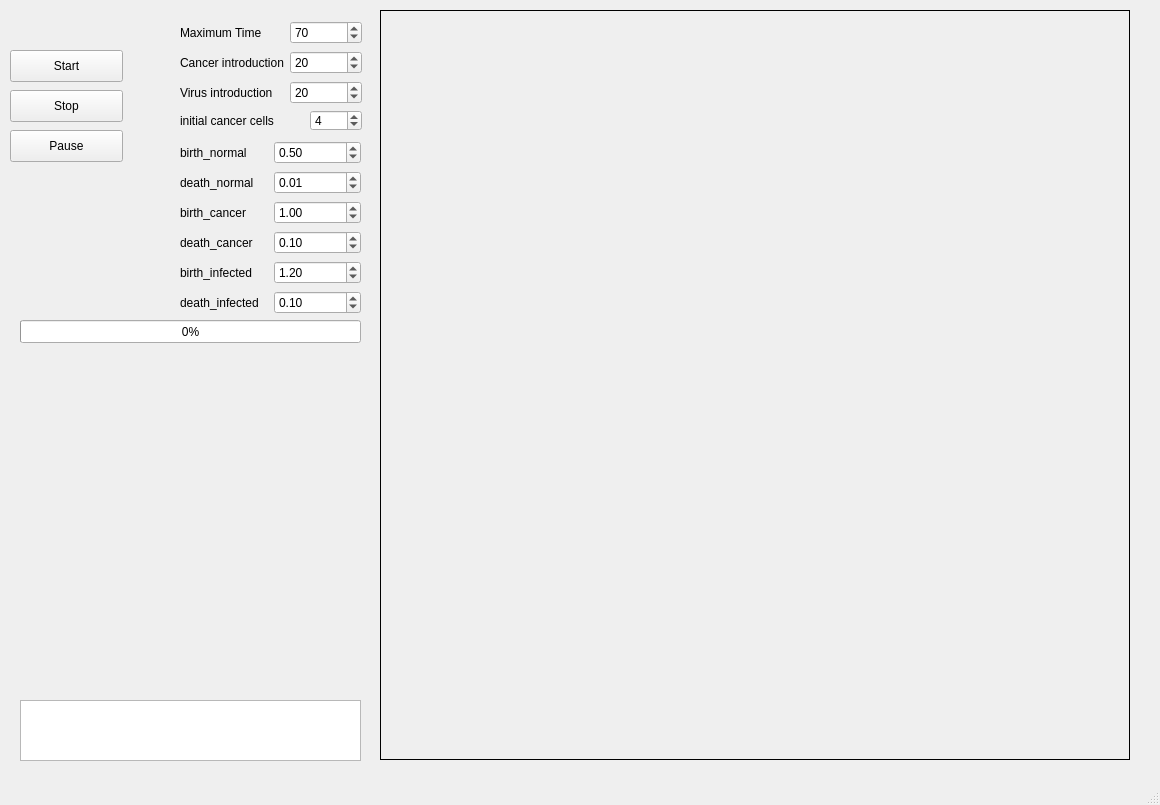
The window that mainwindow.ui (thijsjanzen/onco_viral_sim) describes before a commit, drawn with Qt 5.
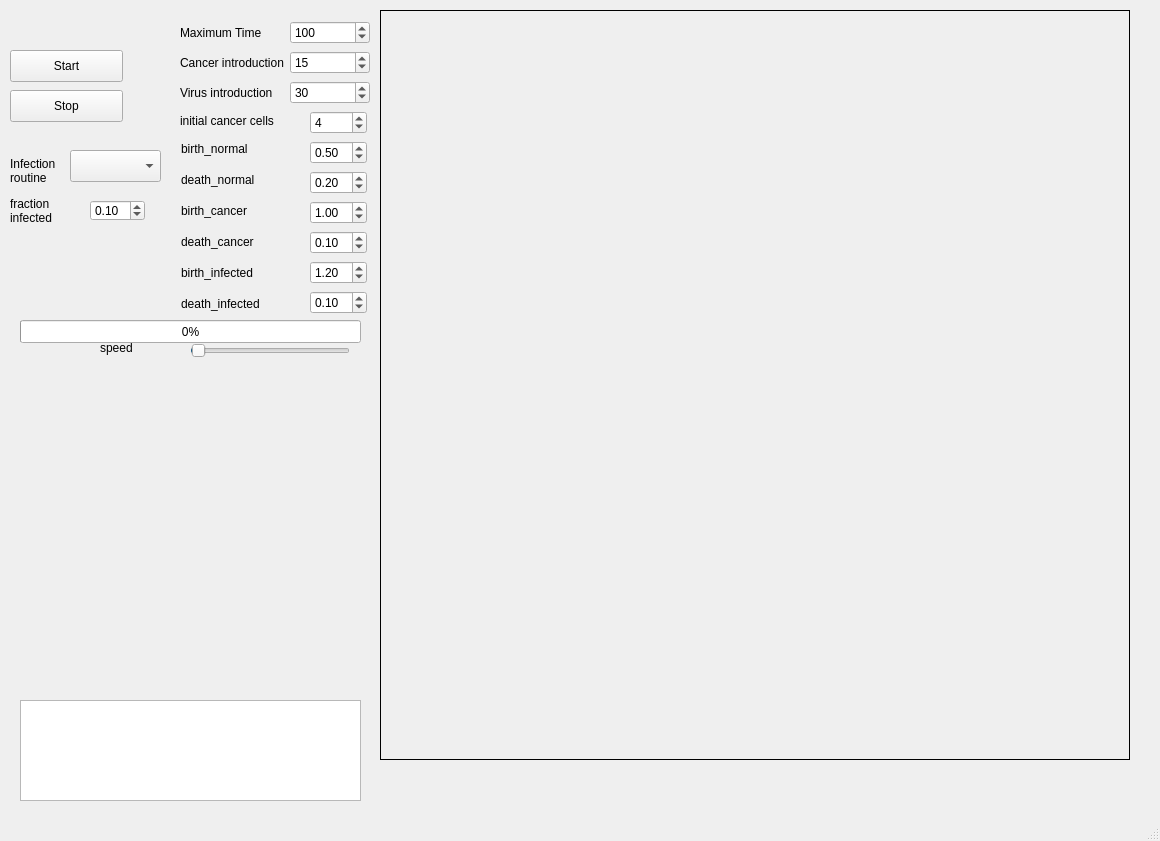
The same window after the commit. Custom widgets are drawn as their Qt base class.

The edit to the form file:
```diff
--- a/mainwindow.ui
+++ b/mainwindow.ui
@@ -7,7 +7,7 @@
     <x>0</x>
     <y>0</y>
     <width>1160</width>
-    <height>805</height>
+    <height>841</height>
    </rect>
   </property>
   <property name="minimumSize">
@@ -73,7 +73,7 @@
       <x>20</x>
       <y>700</y>
       <width>341</width>
-      <height>61</height>
+      <height>101</height>
      </rect>
     </property>
    </widget>
@@ -90,30 +90,11 @@
      <string>initial cancer cells</string>
     </property>
    </widget>
-   <widget class="QSpinBox" name="box_cancer_cells">
-    <property name="geometry">
-     <rect>
-      <x>310</x>
-      <y>110</y>
-      <width>52</width>
-      <height>21</height>
-     </rect>
-    </property>
-    <property name="minimum">
-     <number>1</number>
-    </property>
-    <property name="maximum">
-     <number>5000</number>
-    </property>
-    <property name="value">
-     <number>4</number>
-    </property>
-   </widget>
    <widget class="QCustomPlot" name="line_plot" native="true">
     <property name="geometry">
      <rect>
       <x>20</x>
-      <y>370</y>
+      <y>410</y>
       <width>341</width>
       <height>271</height>
      </rect>
@@ -145,121 +126,12 @@
      <number>0</number>
     </property>
    </widget>
-   <widget class="QPushButton" name="btn_pause">
-    <property name="geometry">
-     <rect>
-      <x>10</x>
-      <y>130</y>
-      <width>113</width>
-      <height>32</height>
-     </rect>
-    </property>
-    <property name="text">
-     <string>Pause</string>
-    </property>
-   </widget>
-   <widget class="QWidget" name="">
-    <property name="geometry">
-     <rect>
-      <x>180</x>
-      <y>140</y>
-      <width>181</width>
-      <height>178</height>
-     </rect>
-    </property>
-    <layout class="QGridLayout" name="gridLayout">
-     <item row="5" column="1">
-      <widget class="QDoubleSpinBox" name="box_death_infected">
-       <property name="value">
-        <double>0.100000000000000</double>
-       </property>
-      </widget>
-     </item>
-     <item row="3" column="0">
-      <widget class="QLabel" name="label_7">
-       <property name="text">
-        <string>death_cancer</string>
-       </property>
-      </widget>
-     </item>
-     <item row="4" column="1">
-      <widget class="QDoubleSpinBox" name="box_birth_infected">
-       <property name="value">
-        <double>1.200000000000000</double>
-       </property>
-      </widget>
-     </item>
-     <item row="1" column="0">
-      <widget class="QLabel" name="label_5">
-       <property name="text">
-        <string>death_normal</string>
-       </property>
-      </widget>
-     </item>
-     <item row="4" column="0">
-      <widget class="QLabel" name="label_8">
-       <property name="text">
-        <string>birth_infected</string>
-       </property>
-      </widget>
-     </item>
-     <item row="0" column="1">
-      <widget class="QDoubleSpinBox" name="box_birth_normal">
-       <property name="value">
-        <double>0.500000000000000</double>
-       </property>
-      </widget>
-     </item>
-     <item row="0" column="0">
-      <widget class="QLabel" name="label_4">
-       <property name="text">
-        <string>birth_normal</string>
-       </property>
-      </widget>
-     </item>
-     <item row="1" column="1">
-      <widget class="QDoubleSpinBox" name="box_death_normal">
-       <property name="value">
-        <double>0.010000000000000</double>
-       </property>
-      </widget>
-     </item>
-     <item row="3" column="1">
-      <widget class="QDoubleSpinBox" name="box_death_cancer">
-       <property name="value">
-        <double>0.100000000000000</double>
-       </property>
-      </widget>
-     </item>
-     <item row="5" column="0">
-      <widget class="QLabel" name="label_9">
-       <property name="text">
-        <string>death_infected</string>
-       </property>
-      </widget>
-     </item>
-     <item row="2" column="1">
-      <widget class="QDoubleSpinBox" name="box_birth_cancer">
-       <property name="value">
-        <double>1.000000000000000</double>
-       </property>
-      </widget>
-     </item>
-     <item row="2" column="0">
-      <widget class="QLabel" name="label_6">
-       <property name="text">
-        <string>birth_cancer</string>
-       </property>
-      </widget>
-     </item>
-    </layout>
-   </widget>
-   <widget class="QWidget" name="">
+   <widget class="QWidget" name="layoutWidget">
     <property name="geometry">
      <rect>
       <x>180</x>
       <y>20</y>
-      <width>182</width>
+      <width>190</width>
       <height>85</height>
      </rect>
     </property>
@@ -273,14 +145,17 @@
      </item>
      <item row="0" column="1">
       <widget class="QSpinBox" name="box_maxtime">
+       <property name="layoutDirection">
+        <enum>Qt::LeftToRight</enum>
+       </property>
        <property name="minimum">
         <number>1</number>
        </property>
        <property name="maximum">
-        <number>5000</number>
+        <number>50000</number>
        </property>
        <property name="value">
-        <number>70</number>
+        <number>100</number>
        </property>
       </widget>
      </item>
@@ -293,6 +168,9 @@
      </item>
      <item row="1" column="1">
       <widget class="QSpinBox" name="box_cancer_time">
+       <property name="layoutDirection">
+        <enum>Qt::LeftToRight</enum>
+       </property>
        <property name="minimum">
         <number>1</number>
        </property>
@@ -300,7 +178,7 @@
         <number>5000</number>
        </property>
        <property name="value">
-        <number>20</number>
+        <number>15</number>
        </property>
       </widget>
      </item>
@@ -313,6 +191,9 @@
      </item>
      <item row="2" column="1">
       <widget class="QSpinBox" name="box_virus_time">
+       <property name="layoutDirection">
+        <enum>Qt::LeftToRight</enum>
+       </property>
        <property name="minimum">
         <number>1</number>
        </property>
@@ -320,12 +201,258 @@
         <number>5000</number>
        </property>
        <property name="value">
-        <number>20</number>
+        <number>30</number>
        </property>
       </widget>
      </item>
     </layout>
    </widget>
+   <widget class="QSlider" name="speed_slider">
+    <property name="geometry">
+     <rect>
+      <x>190</x>
+      <y>340</y>
+      <width>160</width>
+      <height>22</height>
+     </rect>
+    </property>
+    <property name="minimum">
+     <number>1</number>
+    </property>
+    <property name="maximum">
+     <number>10000</number>
+    </property>
+    <property name="value">
+     <number>100</number>
+    </property>
+    <property name="orientation">
+     <enum>Qt::Horizontal</enum>
+    </property>
+   </widget>
+   <widget class="QLabel" name="label_11">
+    <property name="geometry">
+     <rect>
+      <x>100</x>
+      <y>340</y>
+      <width>90</width>
+      <height>16</height>
+     </rect>
+    </property>
+    <property name="text">
+     <string>speed</string>
+    </property>
+   </widget>
+   <widget class="QLabel" name="label_12">
+    <property name="geometry">
+     <rect>
+      <x>10</x>
+      <y>150</y>
+      <width>61</width>
+      <height>41</height>
+     </rect>
+    </property>
+    <property name="text">
+     <string>Infection routine</string>
+    </property>
+    <property name="scaledContents">
+     <bool>false</bool>
+    </property>
+    <property name="wordWrap">
+     <bool>true</bool>
+    </property>
+   </widget>
+   <widget class="QComboBox" name="box_infection_routine">
+    <property name="geometry">
+     <rect>
+      <x>70</x>
+      <y>150</y>
+      <width>91</width>
+      <height>32</height>
+     </rect>
+    </property>
+    <property name="currentText">
+     <string notr="true"/>
+    </property>
+   </widget>
+   <widget class="QLabel" name="label_13">
+    <property name="geometry">
+     <rect>
+      <x>10</x>
+      <y>190</y>
+      <width>61</width>
+      <height>41</height>
+     </rect>
+    </property>
+    <property name="text">
+     <string>fraction infected</string>
+    </property>
+    <property name="scaledContents">
+     <bool>false</bool>
+    </property>
+    <property name="wordWrap">
+     <bool>true</bool>
+    </property>
+   </widget>
+   <widget class="QDoubleSpinBox" name="box_percent_infected">
+    <property name="geometry">
+     <rect>
+      <x>90</x>
+      <y>200</y>
+      <width>55</width>
+      <height>21</height>
+     </rect>
+    </property>
+    <property name="value">
+     <double>0.100000000000000</double>
+    </property>
+   </widget>
+   <widget class="QLabel" name="label_8">
+    <property name="geometry">
+     <rect>
+      <x>181</x>
+      <y>265</y>
+      <width>84</width>
+      <height>16</height>
+     </rect>
+    </property>
+    <property name="text">
+     <string>birth_infected</string>
+    </property>
+   </widget>
+   <widget class="QLabel" name="label_7">
+    <property name="geometry">
+     <rect>
+      <x>181</x>
+      <y>234</y>
+      <width>82</width>
+      <height>16</height>
+     </rect>
+    </property>
+    <property name="text">
+     <string>death_cancer</string>
+    </property>
+   </widget>
+   <widget class="QLabel" name="label_4">
+    <property name="geometry">
+     <rect>
+      <x>181</x>
+      <y>141</y>
+      <width>76</width>
+      <height>16</height>
+     </rect>
+    </property>
+    <property name="text">
+     <string>birth_normal</string>
+    </property>
+   </widget>
+   <widget class="QLabel" name="label_5">
+    <property name="geometry">
+     <rect>
+      <x>181</x>
+      <y>172</y>
+      <width>82</width>
+      <height>16</height>
+     </rect>
+    </property>
+    <property name="text">
+     <string>death_normal</string>
+    </property>
+   </widget>
+   <widget class="QLabel" name="label_9">
+    <property name="geometry">
+     <rect>
+      <x>181</x>
+      <y>296</y>
+      <width>90</width>
+      <height>16</height>
+     </rect>
+    </property>
+    <property name="text">
+     <string>death_infected</string>
+    </property>
+   </widget>
+   <widget class="QLabel" name="label_6">
+    <property name="geometry">
+     <rect>
+      <x>181</x>
+      <y>203</y>
+      <width>76</width>
+      <height>16</height>
+     </rect>
+    </property>
+    <property name="text">
+     <string>birth_cancer</string>
+    </property>
+   </widget>
+   <widget class="QWidget" name="">
+    <property name="geometry">
+     <rect>
+      <x>310</x>
+      <y>110</y>
+      <width>57</width>
+      <height>209</height>
+     </rect>
+    </property>
+    <layout class="QVBoxLayout" name="verticalLayout">
+     <item>
+      <widget class="QSpinBox" name="box_cancer_cells">
+       <property name="minimum">
+        <number>1</number>
+       </property>
+       <property name="maximum">
+        <number>5000</number>
+       </property>
+       <property name="value">
+        <number>4</number>
+       </property>
+      </widget>
+     </item>
+     <item>
+      <widget class="QDoubleSpinBox" name="box_birth_normal">
+       <property name="value">
+        <double>0.500000000000000</double>
+       </property>
+      </widget>
+     </item>
+     <item>
+      <widget class="QDoubleSpinBox" name="box_death_normal">
+       <property name="value">
+        <double>0.200000000000000</double>
+       </property>
+      </widget>
+     </item>
+     <item>
+      <widget class="QDoubleSpinBox" name="box_birth_cancer">
+       <property name="value">
+        <double>1.000000000000000</double>
+       </property>
+      </widget>
+     </item>
+     <item>
+      <widget class="QDoubleSpinBox" name="box_death_cancer">
+       <property name="value">
+        <double>0.100000000000000</double>
+       </property>
+      </widget>
+     </item>
+     <item>
+      <widget class="QDoubleSpinBox" name="box_birth_infected">
+       <property name="value">
+        <double>1.200000000000000</double>
+       </property>
+      </widget>
+     </item>
+     <item>
+      <widget class="QDoubleSpinBox" name="box_death_infected">
+       <property name="value">
+        <double>0.100000000000000</double>
+       </property>
+      </widget>
+     </item>
+    </layout>
+   </widget>
+   <zorder>layoutWidget</zorder>
+   <zorder>layoutWidget</zorder>
    <zorder>q_label</zorder>
    <zorder>btn_start</zorder>
    <zorder>text</zorder>
```
Left out of the diff: 25 changed lines with no effect on the pictures.
